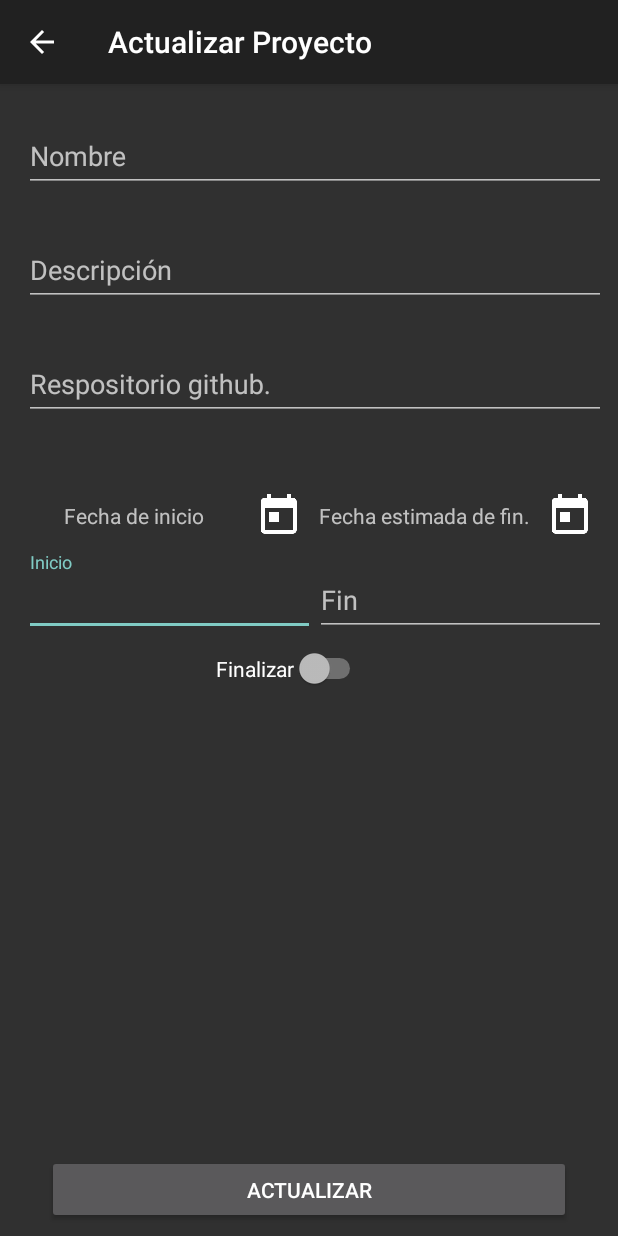
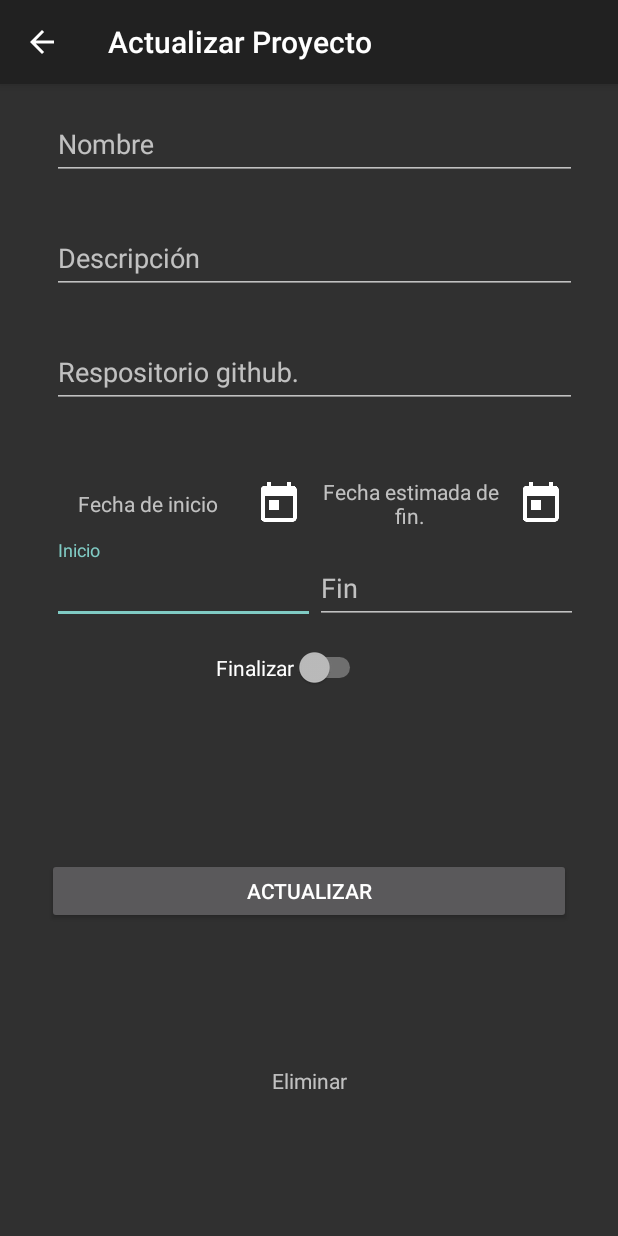
Before and after one commit to Sjgu1/tfg-app, an Android app: the UpdateProjectActivity screen opened directly, with no data from a screen before it, on a phone screen of 412 x 824 dp. Run offline under Robolectric (Android 15) with nearby library versions, the phone set to English and light mode, and no system bars.

Commit message:
Delete projects

```diff
--- a/MyApplication/app/src/main/java/sergiojuliogu/myapplication/ProfileActivity.java
+++ b/MyApplication/app/src/main/java/sergiojuliogu/myapplication/ProfileActivity.java
@@ -215,7 +215,7 @@ public class ProfileActivity extends AppCompatActivity {
         };
 
         AlertDialog.Builder builder = new AlertDialog.Builder(v.getContext());
-        builder.setMessage("¿Estás seguro que quieres borrar tú perfil?").setPositiveButton("Yes", dialogClickListener)
+        builder.setMessage("¿Estás seguro que quieres borrar tu perfil?").setPositiveButton("Yes", dialogClickListener)
                 .setNegativeButton("No", dialogClickListener).show();
 
     }
@@ -420,6 +420,5 @@ public class ProfileActivity extends AppCompatActivity {
             mUserDeleteTask = null;
         }
 
-
     }
 }
--- a/MyApplication/app/src/main/java/sergiojuliogu/myapplication/ProjectActivity.java
+++ b/MyApplication/app/src/main/java/sergiojuliogu/myapplication/ProjectActivity.java
@@ -153,6 +153,12 @@ public class ProjectActivity extends AppCompatActivity {
     @Override
     protected void onActivityResult(int requestCode, int resultCode, Intent data) {
         super.onActivityResult(requestCode, resultCode, data);
+
+        if (resultCode == 300){
+            activityBrequestCode =0;
+            setResult(RESULT_OK);
+            finish(); //finish Activity.
+        }
 
         if (requestCode == activityBrequestCode && resultCode == RESULT_OK){
             activityBrequestCode =0;
--- a/MyApplication/app/src/main/java/sergiojuliogu/myapplication/UsersUpdateAdapter.java
+++ b/MyApplication/app/src/main/java/sergiojuliogu/myapplication/UsersUpdateAdapter.java
@@ -128,8 +128,6 @@ public class UsersUpdateAdapter extends BaseAdapter {
                     String text = roleSpinnerView.getSelectedItem().toString();
                     try{
                         if(userObject.getString("username").equals(Session.getUsername())){
-                            Toast.makeText(mContext, "No puedes cambiar tu rol." ,
-                                    Toast.LENGTH_LONG).show();
                             return;
                         }
                         boolean encontrador = false;
--- a/MyApplication/app/src/main/res/layout/activity_update_project.xml
+++ b/MyApplication/app/src/main/res/layout/activity_update_project.xml
@@ -6,15 +6,74 @@
     android:layout_height="match_parent"
     tools:context=".UpdateProjectActivity">
 
-    <ScrollView
-        android:id="@+id/scrollView4"
+    <ListView
+        android:id="@+id/list_view_update"
+        android:layout_width="371dp"
+        android:layout_height="97dp"
+        android:layout_marginEnd="10dp"
+        android:layout_marginStart="10dp"
+        android:layout_marginTop="8dp"
+        app:layout_constraintEnd_toEndOf="parent"
+        app:layout_constraintHorizontal_bias="0.488"
+        app:layout_constraintStart_toStartOf="parent"
+        app:layout_constraintTop_toBottomOf="@+id/switch_update" />
+
+    <Switch
+        android:id="@+id/switch_update"
         android:layout_width="wrap_content"
-        android:layout_height="0dp"
+        android:layout_height="wrap_content"
+        android:layout_marginStart="144dp"
+        android:text="Finalizar"
+        app:layout_constraintStart_toStartOf="parent"
+        app:layout_constraintTop_toBottomOf="@+id/scrollView4" />
+
+    <TextView
+        android:id="@+id/text_end_update"
+        android:layout_width="wrap_content"
+        android:layout_height="wrap_content"
         android:layout_marginEnd="8dp"
         android:layout_marginStart="8dp"
         android:layout_marginTop="8dp"
+        app:layout_constraintEnd_toEndOf="parent"
+        app:layout_constraintHorizontal_bias="0.547"
+        app:layout_constraintStart_toEndOf="@+id/switch_update"
+        app:layout_constraintTop_toBottomOf="@+id/scrollView4" />
+
+    <Button
+        android:id="@+id/button_update_project"
+        android:layout_width="349dp"
+        android:layout_height="44dp"
+        android:layout_marginEnd="8dp"
+        android:layout_marginStart="8dp"
+        android:layout_marginTop="8dp"
+        android:text="@string/prompt_update"
+        app:layout_constraintEnd_toEndOf="parent"
+        app:layout_constraintStart_toStartOf="parent"
+        app:layout_constraintTop_toBottomOf="@+id/list_view_update" />
+
+    <TextView
+        android:id="@+id/delete_project"
+        android:layout_width="wrap_content"
+        android:layout_height="wrap_content"
+        android:layout_marginBottom="8dp"
+        android:layout_marginEnd="8dp"
+        android:layout_marginStart="8dp"
+        android:layout_marginTop="8dp"
+        android:text="Eliminar"
+        app:layout_constraintBottom_toBottomOf="parent"
+        app:layout_constraintEnd_toEndOf="parent"
+        app:layout_constraintStart_toStartOf="parent"
+        app:layout_constraintTop_toBottomOf="@+id/button_update_project" />
+
+    <ScrollView
+        android:id="@+id/scrollView4"
+        android:layout_width="374dp"
+        android:layout_height="375dp"
+        android:layout_marginEnd="8dp"
+        android:layout_marginStart="8dp"
         android:layout_weight="1"
         app:layout_constraintEnd_toEndOf="parent"
+        app:layout_constraintHorizontal_bias="0.47"
         app:layout_constraintStart_toStartOf="parent"
         app:layout_constraintTop_toTopOf="parent">
 
@@ -189,52 +248,5 @@
         </LinearLayout>
     </ScrollView>
 
-    <ListView
-        android:id="@+id/list_view_update"
-        android:layout_width="359dp"
-        android:layout_height="126dp"
-        android:layout_marginBottom="8dp"
-        android:layout_marginEnd="10dp"
-        android:layout_marginStart="10dp"
-        android:layout_marginTop="8dp"
-        app:layout_constraintBottom_toTopOf="@+id/button_update_project"
-        app:layout_constraintEnd_toEndOf="parent"
-        app:layout_constraintHorizontal_bias="0.488"
-        app:layout_constraintStart_toStartOf="parent"
-        app:layout_constraintTop_toBottomOf="@+id/switch_update" />
-
-    <Switch
-        android:id="@+id/switch_update"
-        android:layout_width="wrap_content"
-        android:layout_height="wrap_content"
-        android:layout_marginStart="144dp"
-        android:text="Finalizar"
-        app:layout_constraintStart_toStartOf="parent"
-        app:layout_constraintTop_toBottomOf="@+id/scrollView4" />
-
-    <TextView
-        android:id="@+id/text_end_update"
-        android:layout_width="wrap_content"
-        android:layout_height="wrap_content"
-        android:layout_marginEnd="8dp"
-        android:layout_marginStart="8dp"
-        android:layout_marginTop="8dp"
-        app:layout_constraintEnd_toEndOf="parent"
-        app:layout_constraintHorizontal_bias="0.547"
-        app:layout_constraintStart_toEndOf="@+id/switch_update"
-        app:layout_constraintTop_toBottomOf="@+id/scrollView4" />
-
-    <Button
-        android:id="@+id/button_update_project"
-        android:layout_width="349dp"
-        android:layout_height="46dp"
-        android:layout_marginBottom="8dp"
-        android:layout_marginEnd="8dp"
-        android:layout_marginStart="8dp"
-        android:text="@string/prompt_update"
-        app:layout_constraintBottom_toBottomOf="parent"
-        app:layout_constraintEnd_toEndOf="parent"
-        app:layout_constraintStart_toStartOf="parent" />
-
 
 </android.support.constraint.ConstraintLayout>
```
Also changed, not shown: MyApplication/app/src/main/java/sergiojuliogu/myapplication/HomeActivity.java (+11 -1 lines), MyApplication/app/src/main/java/sergiojuliogu/myapplication/UpdateProjectActivity.java (+105 -0 lines).
